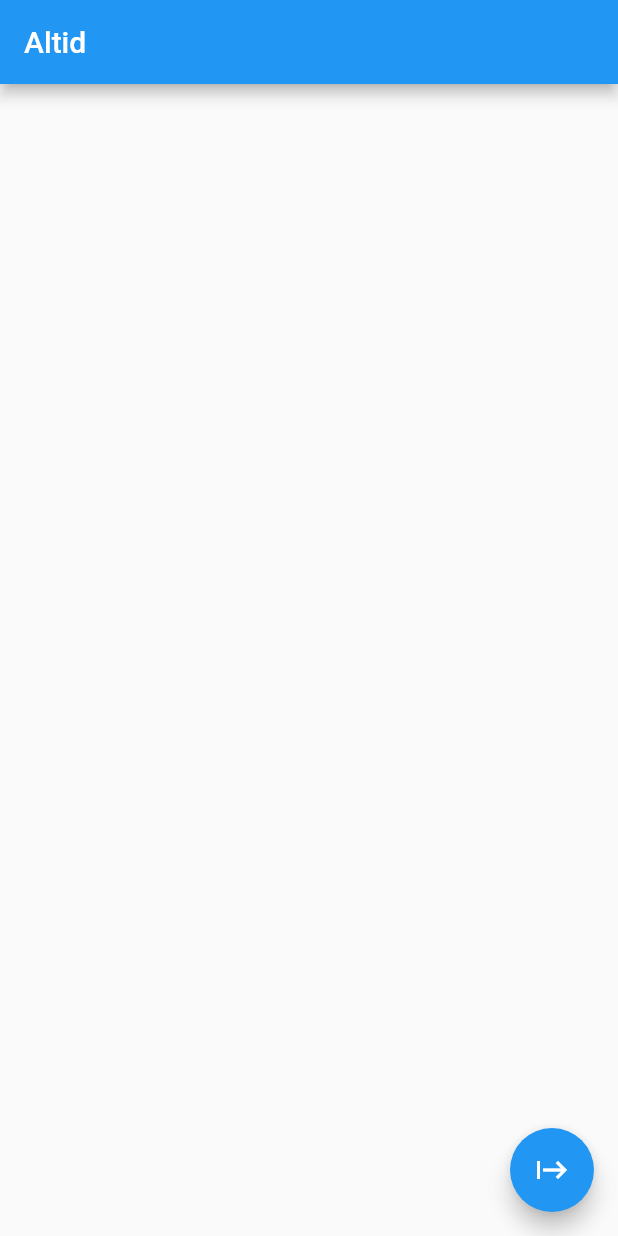
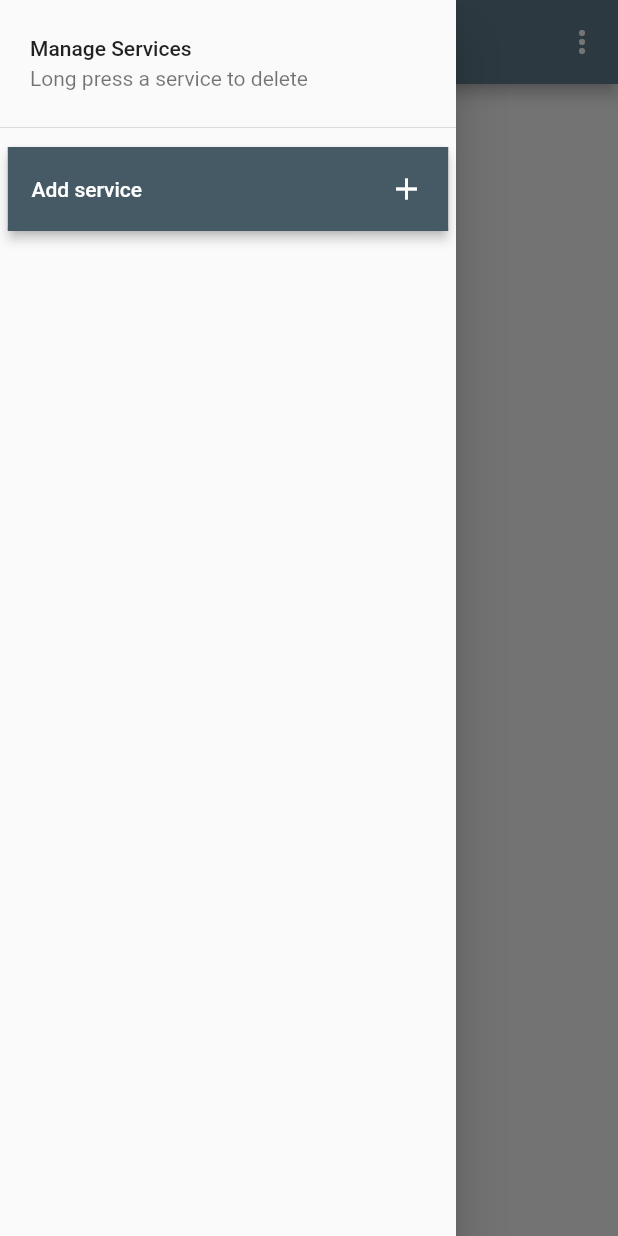
Before and after one commit to altid/altid, a Flutter app: the screen it shows after launch, with the side drawer open (before the commit the screen has no drawer), on a phone screen of 412 x 824 dp. Run offline on Flutter 3.47's test engine with Material 2 defaults, Android fonts, the phone set to English and light mode, and no system bars; our stand-ins replace multicast_dns.

Commit message:
Set up views and wire everything together

```diff
--- a/lib/landing.dart
+++ /dev/null
@@ -1,41 +0,0 @@
-import 'package:flutter/material.dart';
-
-class Welcome extends StatefulWidget {
-  const Welcome({Key? key}) : super(key: key);
-
-  // This widget is the home page of your application. It is stateful, meaning
-  // that it has a State object (defined below) that contains fields that affect
-  // how it looks.
-
-  // This class is the configuration for the state. It holds the values (in this
-  // case the title) provided by the parent (in this case the App widget) and
-  // used by the build method of the State. Fields in a Widget subclass are
-  // always marked "final".
-
-  @override
-  State<Welcome> createState() => _MyHomePageState();
-}
-
-class _MyHomePageState extends State<Welcome> {
-
-  @override
-  Widget build(BuildContext context) {
-    return Scaffold(
-      appBar: AppBar(
-        title: const Text('Altid'),
-      ),
-      body: Center(
-        child: Column(
-          mainAxisAlignment: MainAxisAlignment.center,
-        ),
-      ),
-      floatingActionButton: FloatingActionButton(
-        onPressed: () {
-          Navigator.pushNamed(context, '/services');
-        },
-        tooltip: 'Services',
-        child: const Icon(Icons.start),
-      ),
-    );
-  }
-}
--- a/lib/main.dart
+++ b/lib/main.dart
@@ -1,9 +1,20 @@
 import 'package:flutter/material.dart';
-import 'services.dart' as services;
-import 'landing.dart' as landing;
+import 'package:provider/provider.dart';
+import 'package:flutter/cupertino.dart';
+import 'package:altid/src/service.dart';
+import 'package:altid/views/buffers.dart' as buffers;
+import 'package:altid/views/service.dart' as services;
+import 'package:altid/views/settings.dart' as settings;
+import 'package:altid/views/landing.dart' as landing;
+import 'package:altid/views/about.dart' as about;
 
 void main() {
-  runApp(const MyApp());
+  runApp(
+    ChangeNotifierProvider(
+      create: (context) => Services(),
+      child: const MyApp(),
+    ),
+  );
 }
 
 class MyApp extends StatelessWidget {
@@ -15,21 +26,21 @@ class MyApp extends StatelessWidget {
     return MaterialApp(
       title: 'Flutter Demo',
       theme: ThemeData(
-        // This is the theme of your application.
-        //
-        // Try running your application with "flutter run". You'll see the
-        // application has a blue toolbar. Then, without quitting the app, try
-        // changing the primarySwatch below to Colors.green and then invoke
-        // "hot reload" (press "r" in the console where you ran "flutter run",
-        // or simply save your changes to "hot reload" in a Flutter IDE).
-        // Notice that the counter didn't reset back to zero; the application
-        // is not restarted.
-        primarySwatch: Colors.blue,
+        cupertinoOverrideTheme: const CupertinoThemeData(
+          textTheme: CupertinoTextThemeData(
+            dateTimePickerTextStyle: TextStyle(color: Colors.blue, fontSize: 16),
+            pickerTextStyle: TextStyle(color: Colors.blue, fontSize: 12),
+          ),
+        ),
+        primarySwatch: Colors.blueGrey,
       ),
       initialRoute: '/',
       routes: {
         '/': (context) => const landing.Welcome(),
-        '/services': (context) => const services.ServicesWidget(null),
+        '/service/buffer': (context) => const buffers.CreateWidget(),
+        '/service/create': (context) => const services.CreateWidget(),
+        '/settings': (context) => const settings.CreateWidget(),
+        '/about': (context) => const about.CreateWidget(),
       }
     );
   }
--- /dev/null
+++ b/lib/src/buffer.dart
@@ -0,0 +1,9 @@
+
+class Buffer {
+  final String name;
+
+  // Data
+  Buffer(
+    this.name,
+  );
+}
--- /dev/null
+++ b/lib/src/service.dart
@@ -0,0 +1,81 @@
+import 'package:flutter/foundation.dart';
+import 'dart:collection';
+import 'package:altid/src/buffer.dart';
+import 'package:multicast_dns/multicast_dns.dart';
+
+class Service {
+  final String address;
+  final String service;
+  String username = '';
+  String password = '';
+  String status = '';
+  List<Buffer> buffers = [];
+
+  Service (
+    this.address,
+    this.service,
+  );
+}
+
+class Services extends ChangeNotifier {
+  final Set<Service> _services = {};
+  UnmodifiableListView<Service> get services => UnmodifiableListView(_services);
+
+  void add(Service service) {
+    // Avoid duplicates found from mDNS
+    if (services.any((key) => service.service == key.service)) {
+      return;
+    }
+
+    _services.add(service);
+    notifyListeners();
+  }
+
+  void delete(Service service) {
+    _services.remove(service);
+    notifyListeners();
+  }
+
+  // Show login modal?
+  Future<void> connect(Service service) async {
+    service.status = 'connecting';
+    notifyListeners();
+
+    service.buffers.add(Buffer('buffer1'));
+    service.buffers.add(Buffer('buffer2'));
+    service.buffers.add(Buffer('buffer3'));
+
+    // After, we push to connected
+    await Future.delayed(const Duration(seconds: 2), (){
+      service.status = 'connected';
+      notifyListeners();
+    });
+  }
+
+  void clear() {
+    _services.clear();
+    notifyListeners();
+  }
+
+  // Make sure we populate the services list
+  Services() {
+    _search();
+  }
+
+  Future<void> _search() async {
+    const String name = '_altid._tcp.local';
+    final MDnsClient client = MDnsClient();
+    await client.start();
+    await for (final PtrResourceRecord ptr in client
+        .lookup<PtrResourceRecord>(ResourceRecordQuery.serverPointer(name))) {
+      await for (final SrvResourceRecord srv in client.lookup<SrvResourceRecord>(
+      ResourceRecordQuery.service(ptr.domainName))) {
+        final String svcName = ptr.domainName.substring(0, ptr.domainName.indexOf('._'));
+        final String address = '${srv.target}:${srv.port}';
+        final svc = Service(address, svcName);
+        add(svc);
+      }
+    }
+    client.stop();
+  }
+}
--- /dev/null
+++ b/lib/views/landing.dart
@@ -0,0 +1,62 @@
+import 'package:flutter/material.dart';
+import 'package:altid/views/menu.dart' as menu;
+
+class Welcome extends StatefulWidget {
+  const Welcome({Key? key}) : super(key: key);
+
+  // This widget is the home page of your application. It is stateful, meaning
+  // that it has a State object (defined below) that contains fields that affect
+  // how it looks.
+
+  // This class is the configuration for the state. It holds the values (in this
+  // case the title) provided by the parent (in this case the App widget) and
+  // used by the build method of the State. Fields in a Widget subclass are
+  // always marked "final".
+
+  @override
+  State<Welcome> createState() => _MyHomePageState();
+}
+
+class _MyHomePageState extends State<Welcome> {
+
+  @override
+  Widget build(BuildContext context) {
+    return Scaffold(
+      appBar: AppBar(
+        title: const Text("Services"),
+        centerTitle: true,
+        actions: [
+          PopupMenuButton<int>(
+            onSelected: (item) => menuSelected(context, item),
+            itemBuilder: (context) => [
+              const PopupMenuItem(
+                value: 1,
+                child: Text('Settings'),
+              ),
+              const PopupMenuItem(
+                value: 2,
+                child: Text('About'),
+              ),
+            ],
+          ),
+        ],
+      ),
+      extendBodyBehindAppBar: true,
+      drawer: menu.build(),
+      body: Center(child: Text("hi")),
+    );
+  }
+}
+
+void menuSelected(context, item) {
+  switch(item) {
+    case 0:
+      break;
+    case 1:
+      Navigator.pushNamed(context, '/settings');
+      break;
+    case 2:
+      Navigator.pushNamed(context, '/about');
+      break;
+  }
+}
--- /dev/null
+++ b/lib/views/menu.dart
@@ -0,0 +1,122 @@
+import 'package:flutter/material.dart';
+import 'package:provider/provider.dart';
+import 'package:altid/src/service.dart';
+
+Widget build() {
+  return Drawer(
+    child: Consumer<Services>(
+      builder: (context, service, child) {
+        return ListView(
+          children: [
+            const ListTile(
+              contentPadding: EdgeInsets.only(left: 20, top: 5),
+              title: Text('Manage Services'),
+              subtitle: Text('Long press a service to delete'),
+            ),
+            const Divider(),
+            ...service.services.map(
+              (e) => Column(
+                // If e.connected show ExpansionTile
+                children: <Widget>[
+                  if (e.status == 'connected') ...[
+                    Card(
+                      margin: const EdgeInsets.all(5),
+                      elevation: 5,
+                      child: ExpansionTile(
+                        title: Text(e.service),
+                        initiallyExpanded: true,
+                        children: [
+                          ...e.buffers.map(
+                            (b) => ListTile(
+                              title: Text(b.name),
+                              onTap: () {
+                                Navigator.pushNamed(context, '/service/buffer', arguments: {e, b});
+                              },
+                            ),
+                          ),
+                        ],
+                      ),
+                    ),
+                  ] else if (e.status == 'connecting') ...[
+                    Card(
+                      margin: const EdgeInsets.all(5),
+                      elevation: 2,
+                      child: ListTile(
+                        title: Text(e.service),
+                        trailing: const CircularProgressIndicator(
+                          strokeWidth: 2,
+                        ),
+                      ),
+                    ),
+                  ] else ...[
+                    Card(
+                      margin: const EdgeInsets.all(5),
+                      elevation: 4,
+                      child: ListTile(
+                        title: Text(e.service),
+                        // Check if service is connected and show/gray out with checkmark
+                        trailing: const Icon(Icons.connected_tv),
+                        onTap: () {
+                          // Connect to service flow
+                          service.connect(e);
+                        },
+                        // Show modal to confirm deletions
+                        onLongPress: () { confirmDelete(context, service, e); },
+                      ),
+                    ),
+                  ],
+                ],
+              ),
+            ),
+            Card(
+              margin: const EdgeInsets.all(5),
+              elevation: 3,
+              child: ListTile(
+                title: const Text('Add service',
+                    style: TextStyle(color: Colors.white)),
+                trailing: const Icon(Icons.add),
+                tileColor: Colors.blueGrey.shade700,
+                iconColor: Colors.white,
+                onTap: () {
+                  Navigator.pushNamed(context, '/service/create');
+                },
+              ),
+            ),
+          ], // children
+        );
+      },
+    ),
+  );
+}
+
+confirmDelete(BuildContext context, Services service, Service e) {
+  Widget cancelButton = TextButton(
+    child: const Text("Cancel"),
+    onPressed: () {
+      Navigator.pop(context);
+    },
+  );
+
+  Widget continueButton = TextButton(
+    child: const Text("Continue"),
+    onPressed: () {
+      service.delete(e);
+      Navigator.pop(context);
+    },
+  );
+  AlertDialog alert = AlertDialog(
+    title: const Text('Confirm delete'),
+    content: const Text('Delete the selected service?'),
+    actions: [
+      cancelButton,
+      continueButton,
+    ],
+  );
+
+  showDialog(
+    context: context,
+    builder: (BuildContext context) {
+      return alert;
+    }
+  );
+}
```
Also changed, not shown: lib/services.dart (deleted, +0 -78 lines), lib/services/list_entries_service.dart (deleted, +0 -38 lines), lib/views/about.dart (added, +18 -0 lines), lib/views/buffers.dart (added, +20 -0 lines), lib/views/service.dart (added, +102 -0 lines), lib/views/settings.dart (added, +14 -0 lines), 5 other files.
